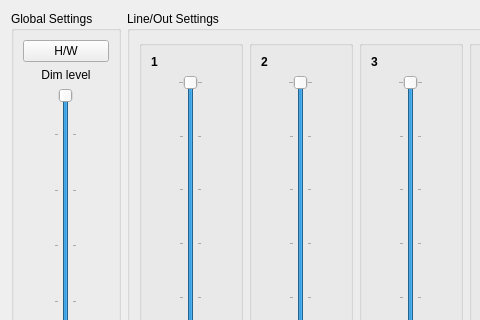
This is support/mixer-qt4/ffado/mixer/Saffire_Pro26_monitoring.ui in ojsl1/libffado as Qt 5 draws it before an edit; both pictures show x 0 to 480 and y 0 to 320 of the 816 by 666 pixel window. The edited form follows.
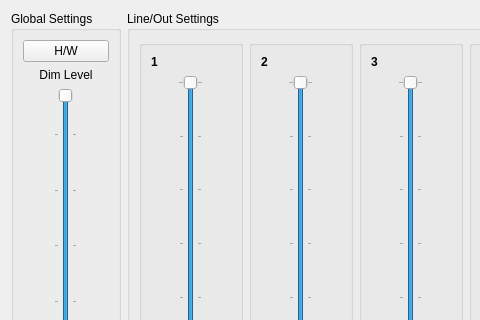
This is the edited form.

Diff of the .ui file:
```diff
--- a/support/mixer-qt4/ffado/mixer/Saffire_Pro26_monitoring.ui
+++ b/support/mixer-qt4/ffado/mixer/Saffire_Pro26_monitoring.ui
@@ -47,7 +47,7 @@
         <item>
          <widget class="QLabel" name="GlobalSetLabel">
           <property name="text">
-           <string>Dim level</string>
+           <string>Dim Level</string>
           </property>
           <property name="alignment">
            <set>Qt::AlignCenter</set>
```
